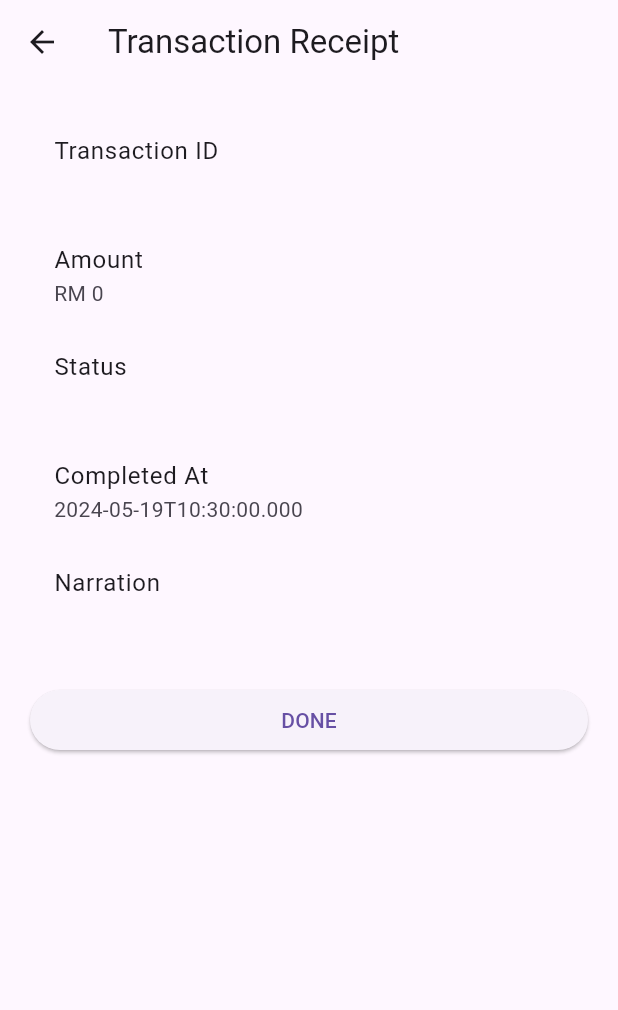
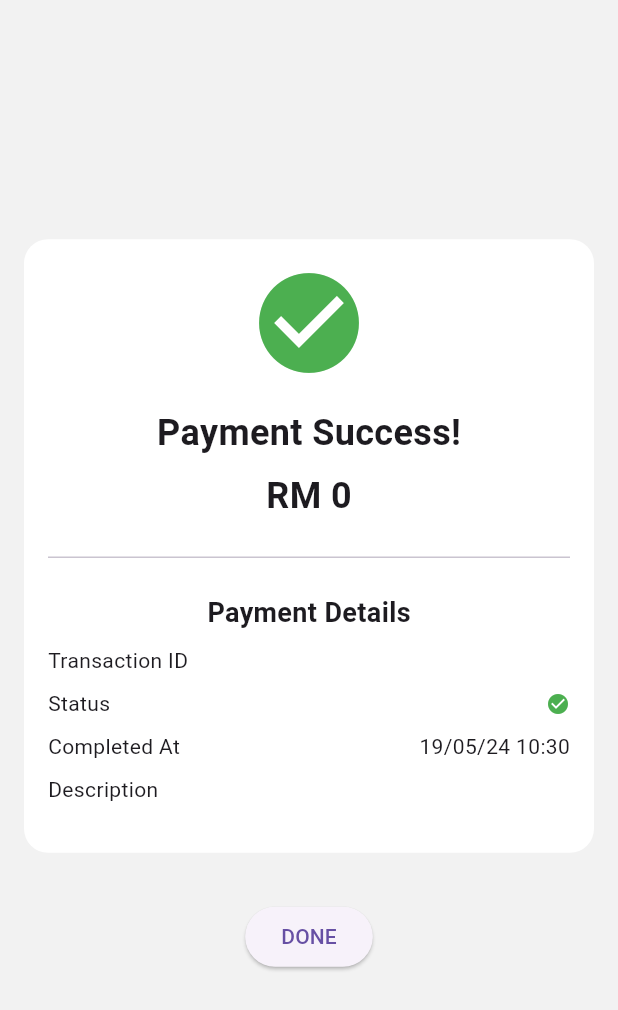
Before and after one commit to salehuddn/guardianwallet, a Flutter app: the DependentReceiptPage screen opened directly with empty values, on a phone screen of 412 x 824 dp. Shown: the top 1010 px of the screen. Run offline on Flutter 3.47's test engine with Material 3 defaults, Android fonts, the phone set to English and light mode, and no system bars; our stand-ins replace awesome_dialog, flutter_secure_storage, local_auth, webview_flutter; missing offline and left inert: mobile_scanner; accounts and stored records are empty.

```diff
--- a/lib/dependentreceipt.dart
+++ b/lib/dependentreceipt.dart
@@ -1,4 +1,5 @@
 import 'package:flutter/material.dart';
+import 'package:intl/intl.dart'; // Import the intl package for date formatting
 import 'dependentmenu.dart'; // Import the dependent menu page
 
 class DependentReceiptPage extends StatelessWidget {
@@ -8,32 +9,114 @@ class DependentReceiptPage extends StatelessWidget {
 
   @override
   Widget build(BuildContext context) {
+    // Parse the completed_at date string
+    DateTime completedAt = DateTime.parse(transactionData['transaction']['completed_at']);
+    // Format the date
+    String formattedCompletedAt = DateFormat('dd/MM/yy HH:mm').format(completedAt);
+
     return Scaffold(
-      appBar: AppBar(title: const Text("Transaction Receipt")),
-      body: ListView(
-        padding: const EdgeInsets.all(20.0),
-        children: <Widget>[
-          ListTile(
-            title: const Text("Transaction ID"),
-            subtitle: Text("${transactionData['transaction']['id']}"),
+      backgroundColor: Color(0xFFF2F2F2),
+      body: Center(
+        child: Padding(
+          padding: const EdgeInsets.all(16.0),
+          child: Column(
+            mainAxisAlignment: MainAxisAlignment.center,
+            crossAxisAlignment: CrossAxisAlignment.stretch,
+            children: [
+              Container(
+                decoration: BoxDecoration(
+                  color: Colors.white,
+                  borderRadius: BorderRadius.circular(16),
                 ),
-          ListTile(
-            title: const Text("Amount"),
-            subtitle: Text("RM ${transactionData['transaction']['amount']}"),
+                padding: EdgeInsets.all(16),
+                child: Column(
+                  children: [
+                    Icon(
+                      Icons.check_circle,
+                      color: Colors.green,
+                      size: 80,
                     ),
-          ListTile(
-            title: const Text("Status"),
-            subtitle: Text("${transactionData['transaction']['status']}"),
+                    SizedBox(height: 16),
+                    Text(
+                      'Payment Success!',
+                      style: TextStyle(
+                        fontSize: 24,
+                        fontWeight: FontWeight.bold,
                       ),
-          ListTile(
-            title: const Text("Completed At"),
-            subtitle: Text("${transactionData['transaction']['completed_at']}"),
                     ),
-          ListTile(
-            title: const Text("Narration"),
-            subtitle: Text("${transactionData['transaction']['narration']}"),
+                    SizedBox(height: 8),
+                    Text(
+                      'RM ${transactionData['transaction']['amount']}',
+                      style: TextStyle(
+                        fontSize: 24,
+                        fontWeight: FontWeight.bold,
                       ),
-          const SizedBox(height: 20),
+                    ),
+                    SizedBox(height: 16),
+                    Divider(),
+                    SizedBox(height: 16),
+                    Text(
+                      'Payment Details',
+                      style: TextStyle(
+                        fontSize: 18,
+                        fontWeight: FontWeight.bold,
+                      ),
+                    ),
+                    SizedBox(height: 8),
+                    Row(
+                      mainAxisAlignment: MainAxisAlignment.spaceBetween,
+                      children: [
+                        Text('Transaction ID'),
+                        Text('${transactionData['transaction']['id']}'),
+                      ],
+                    ),
+                    SizedBox(height: 8),
+                    Row(
+                      mainAxisAlignment: MainAxisAlignment.spaceBetween,
+                      children: [
+                        Text('Status'),
+                        Row(
+                          children: [
+                            Text('${transactionData['transaction']['status']}'),
+                            SizedBox(width: 4),
+                            Icon(
+                              Icons.check_circle,
+                              color: Colors.green,
+                              size: 16,
+                            ),
+                          ],
+                        ),
+                      ],
+                    ),
+                    SizedBox(height: 8),
+                    Row(
+                      mainAxisAlignment: MainAxisAlignment.spaceBetween,
+                      children: [
+                        Text('Completed At'),
+                        Text(formattedCompletedAt),
+                      ],
+                    ),
+                    SizedBox(height: 8),
+                    Row(
+                      mainAxisAlignment: MainAxisAlignment.spaceBetween,
+                      children: [
+                        Text('Description'),
+                        Text('${transactionData['transaction']['narration']}'),
+                      ],
+                    ),
+                    SizedBox(height: 16),
+                  ],
+                ),
+              ),
+              SizedBox(height: 16),
+              Container(
+                decoration: BoxDecoration(
+                  color: Colors.transparent,
+                  borderRadius: BorderRadius.circular(16),
+                ),
+                padding: EdgeInsets.all(16),
+                child: Column(
+                  children: [
                     ElevatedButton(
                       onPressed: () {
                         Navigator.of(context).pushReplacement(
@@ -44,6 +127,11 @@ class DependentReceiptPage extends StatelessWidget {
                     ),
                   ],
                 ),
+              ),
+            ],
+          ),
+        ),
+      ),
     );
   }
 }
--- a/pubspec.yaml
+++ b/pubspec.yaml
@@ -43,6 +43,7 @@ dependencies:
   # Use with the CupertinoIcons class for iOS style icons.
   cupertino_icons: ^1.0.6
   mobile_scanner: ^5.1.0
+  local_auth: ^2.2.0
 
 
 
```
Also changed, not shown: lib/biometricauth.dart (added, +22 -0 lines), lib/dependentpayment.dart (+40 -67 lines), lib/login_screen.dart (+10 -10 lines), lib/register_screen.dart (+16 -9 lines), pubspec.lock, 3 other files. Lines whose indentation alone changed are shown as unchanged.
